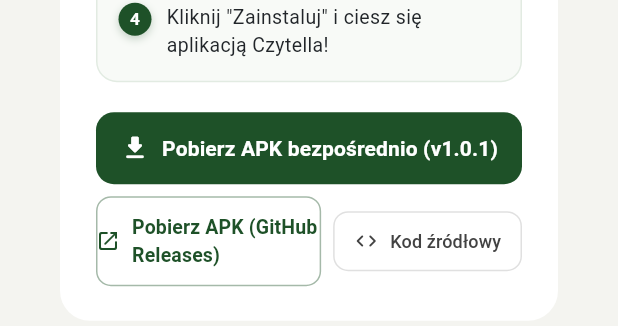
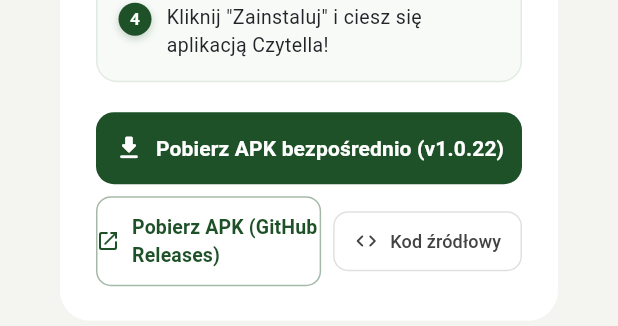
Before and after one commit to aucikkosmonaucik-boop/czytella, a Flutter app: the ApkDownloadDialog widget shown alone on an empty page, opened directly, scrolled down 356 dp, on a phone screen of 412 x 824 dp. Shown: the part 841-1167 px from the top of the screen. Run offline on Flutter 3.47's test engine with Material 3 defaults, Android fonts, the light colour scheme and no system bars; our stand-ins replace shared_preferences; missing offline and left inert: mobile_scanner; accounts and stored records are empty; network calls fail.

Commit message:
bump: v1.0.22 - nowa wersja aplikacji mobilnej z poprawionym kontrastem instrukcji i modala

```diff
--- a/lib/widgets/apk_download_dialog.dart
+++ b/lib/widgets/apk_download_dialog.dart
@@ -94,7 +94,7 @@
                                 ),
                               ),
                               child: Text(
-                                'v1.0.1 APK',
+                                'v1.0.22 APK',
                                 style: TextStyle(
                                   fontSize: 11,
                                   fontWeight: FontWeight.bold,
@@ -297,7 +297,7 @@
                       ),
                       icon: const Icon(Icons.download_rounded, size: 20),
                       label: const Text(
-                        'Pobierz APK bezpośrednio (v1.0.1)',
+                        'Pobierz APK bezpośrednio (v1.0.22)',
                         style: TextStyle(
                           fontSize: 14,
                           fontWeight: FontWeight.bold,
--- a/lib/widgets/desktop_footer.dart
+++ b/lib/widgets/desktop_footer.dart
@@ -193,7 +193,7 @@
                         borderRadius: BorderRadius.circular(4),
                       ),
                       child: const Text(
-                        'v1.0.0 APK',
+                        'v1.0.22 APK',
                         style: TextStyle(
                           fontSize: 10,
                           fontWeight: FontWeight.bold,
--- a/pubspec.yaml
+++ b/pubspec.yaml
@@ -16,7 +16,7 @@
 # https://developer.apple.com/library/archive/documentation/General/Reference/InfoPlistKeyReference/Articles/CoreFoundationKeys.html
 # In Windows, build-name is used as the major, minor, and patch parts
 # of the product and file versions while build-number is used as the build suffix.
-version: 1.0.21+22
+version: 1.0.22+23
 
 environment:
   sdk: ">=3.0.0 <4.0.0"
```
